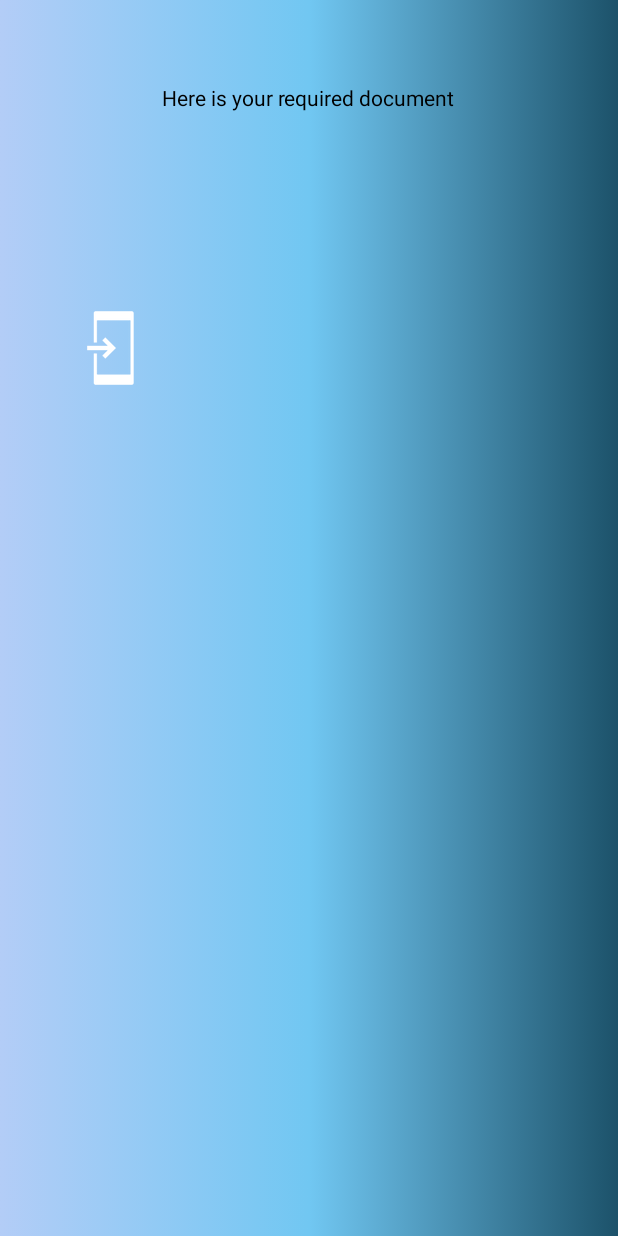
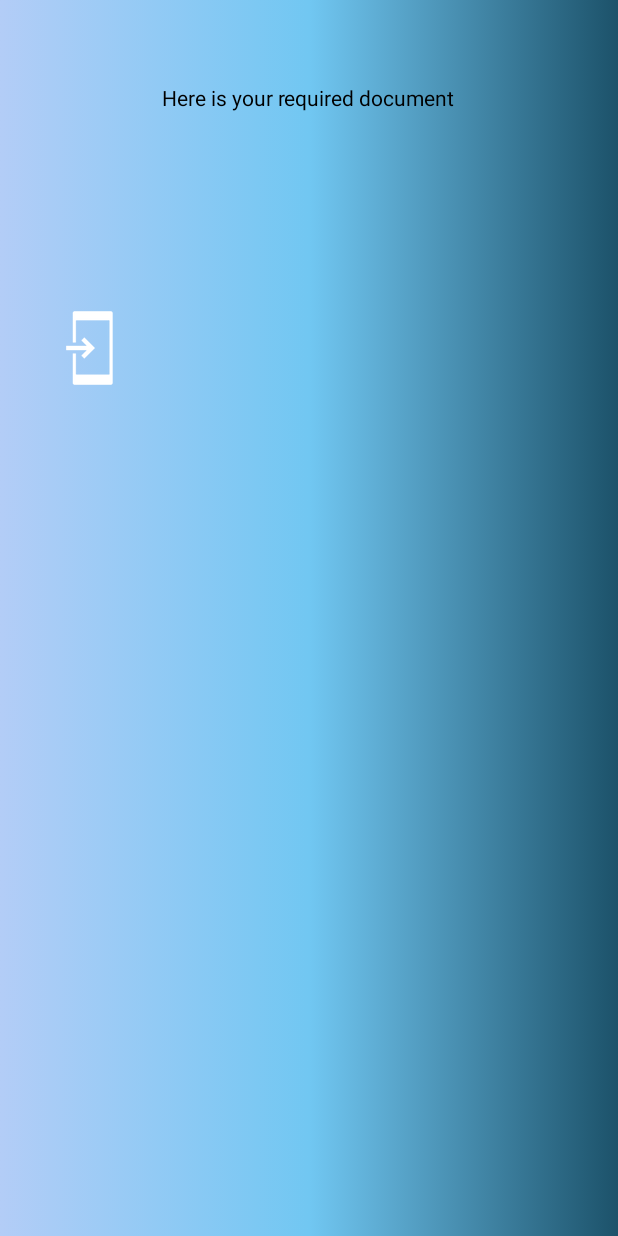
Before and after one commit to bloodrob/EERAGIJN, an Android app: the AdminViewDocument screen opened directly, with no data from a screen before it, on a phone screen of 412 x 824 dp. Run offline under Robolectric (Android 15) with nearby library versions, the phone set to English and light mode, and no system bars; our stand-ins replace Firebase (no records; nobody signed in at launch, a user with empty details on screens opened directly); 9 statements that could not run were skipped.

Commit message:
test commit

```diff
--- a/app/src/main/res/layout/activity_admin_view_document.xml
+++ b/app/src/main/res/layout/activity_admin_view_document.xml
@@ -15,11 +15,10 @@
         android:maxHeight="1000dp"
         android:maxWidth="100dp"
         android:scaleType="center"
-        android:layout_marginLeft="3dp"
+        android:layout_marginLeft="30dp"
         app:srcCompat="@drawable/common_full_open_on_phone"
         android:layout_marginTop="125dp"
-        android:layout_below="@+id/textView43"
-        android:layout_toStartOf="@+id/textView43" />
+        android:layout_below="@+id/textView43" />
 
     <TextView
         android:id="@+id/textView43"
```
